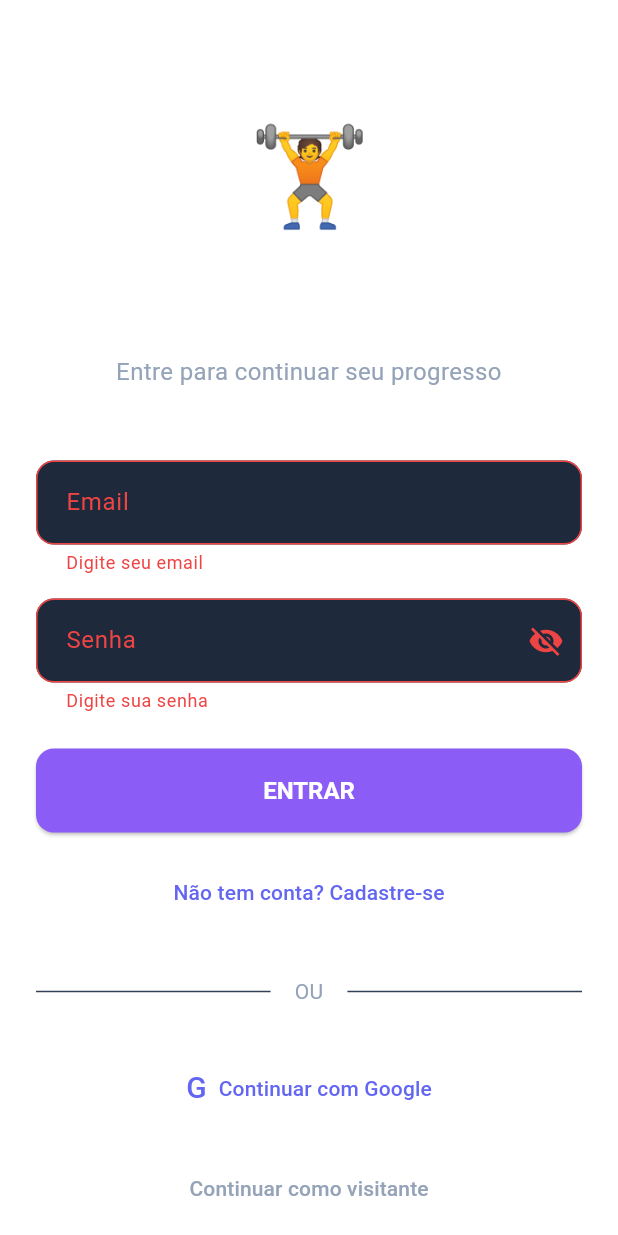
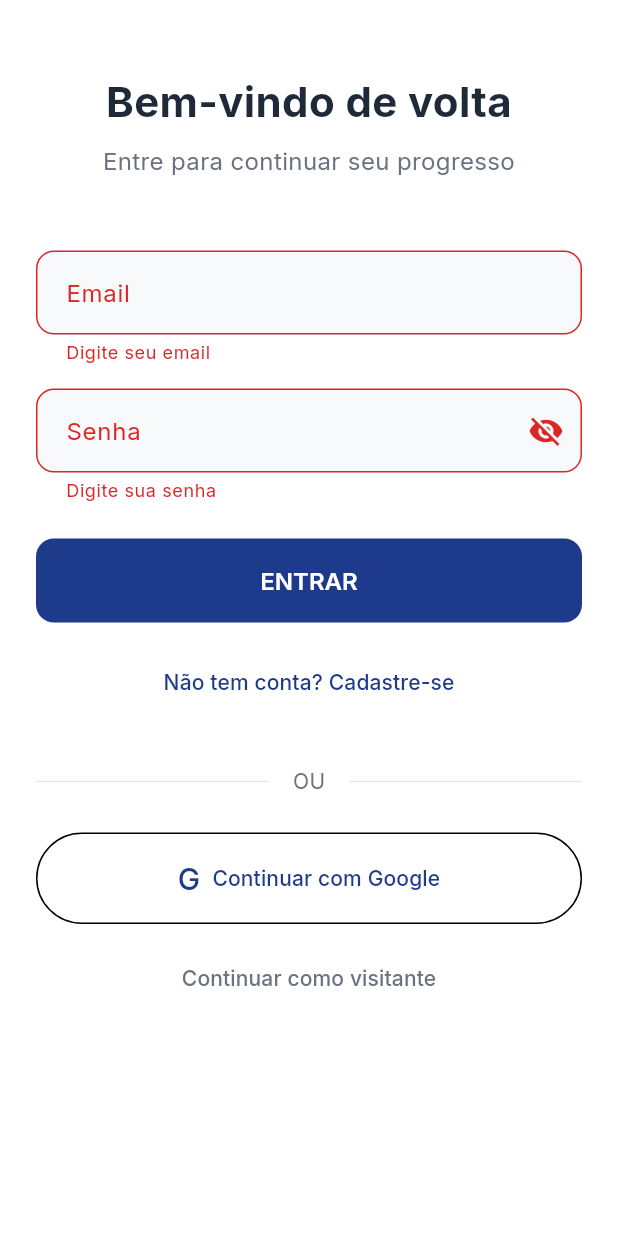
Before and after one commit to ifmtlucassena/gym_track, a Flutter app: the screen it shows after launch, after a tap on "ENTRAR", on a phone screen of 412 x 824 dp. Run offline on Flutter 3.47's test engine with Material 3 defaults, Android fonts, the phone set to English and light mode, and no system bars; our stand-ins replace cloud_firestore, firebase_auth, firebase_core, google_fonts, google_sign_in; accounts and stored records are empty.

Commit message:
Feat: Telas Inicias da Aplicação

```diff
--- a/lib/core/theme/app_colors.dart
+++ b/lib/core/theme/app_colors.dart
@@ -2,24 +2,34 @@
 
 class AppColors {
   // Cores primárias
-  static const Color primary = Color(0xFF6366F1);
-  static const Color secondary = Color(0xFF8B5CF6);
+  static const Color primary = Color(0xFF1E3A8A); // Azul escuro/petróleo
+  static const Color secondary = Color(0xFF3B82F6); // Azul médio (ao invés de laranja)
 
   // Cores de fundo
-  static const Color background = Color(0xFF0F172A);
-  static const Color surface = Color(0xFF1E293B);
+  static const Color background = Color(0xFFFFFFFF); // Branco
+  static const Color surface = Color(0xFFF8F9FA); // Cinza muito claro
+  static const Color surfaceDark = Color(0xFFE9ECEF); // Cinza claro
 
   // Cores de texto
-  static const Color textPrimary = Color(0xFFFFFFFF);
-  static const Color textSecondary = Color(0xFF94A3B8);
+  static const Color textPrimary = Color(0xFF1F2937); // Cinza escuro
+  static const Color textSecondary = Color(0xFF6B7280); // Cinza médio
 
   // Cores de estado
-  static const Color error = Color(0xFFEF4444);
-  static const Color success = Color(0xFF10B981);
+  static const Color error = Color(0xFFDC2626);
+  static const Color success = Color(0xFF059669);
   static const Color warning = Color(0xFFF59E0B);
 
   // Cores auxiliares
   static const Color white = Color(0xFFFFFFFF);
-  static const Color divider = Color(0xFF334155);
-  static const Color disabled = Color(0xFF475569);
+  static const Color black = Color(0xFF000000);
+  static const Color divider = Color(0xFFE5E7EB);
+  static const Color disabled = Color(0xFF9CA3AF);
+
+  // Variações da cor primária
+  static const Color primaryLight = Color(0xFF60A5FA);
+  static const Color primaryDark = Color(0xFF1E293B);
+
+  // Variações do azul secundário
+  static const Color secondaryLight = Color(0xFF60A5FA);
+  static const Color secondaryDark = Color(0xFF2563EB);
 }
--- a/lib/core/theme/app_theme.dart
+++ b/lib/core/theme/app_theme.dart
@@ -1,15 +1,17 @@
 import 'package:flutter/material.dart';
+import 'package:google_fonts/google_fonts.dart';
 import 'app_colors.dart';
 
 class AppTheme {
   static ThemeData get lightTheme {
     return ThemeData(
       useMaterial3: true,
-      brightness: Brightness.dark,
+      brightness: Brightness.light,
       primaryColor: AppColors.primary,
       scaffoldBackgroundColor: AppColors.background,
+      fontFamily: GoogleFonts.inter().fontFamily,
 
-      colorScheme: ColorScheme.dark(
+      colorScheme: ColorScheme.light(
         primary: AppColors.primary,
         secondary: AppColors.secondary,
         surface: AppColors.surface,
@@ -21,10 +23,11 @@
       ),
 
       appBarTheme: AppBarTheme(
-        backgroundColor: AppColors.background,
+        backgroundColor: AppColors.white,
         elevation: 0,
         centerTitle: true,
-        titleTextStyle: TextStyle(
+        surfaceTintColor: Colors.transparent,
+        titleTextStyle: GoogleFonts.inter(
           color: AppColors.textPrimary,
           fontSize: 20,
           fontWeight: FontWeight.bold,
@@ -34,13 +37,14 @@
 
       elevatedButtonTheme: ElevatedButtonThemeData(
         style: ElevatedButton.styleFrom(
-          backgroundColor: AppColors.secondary,
+          backgroundColor: AppColors.primary,
           foregroundColor: AppColors.white,
           padding: EdgeInsets.symmetric(horizontal: 32, vertical: 16),
+          elevation: 0,
           shape: RoundedRectangleBorder(
             borderRadius: BorderRadius.circular(12),
           ),
-          textStyle: TextStyle(
+          textStyle: GoogleFonts.inter(
             fontSize: 16,
             fontWeight: FontWeight.w600,
           ),
@@ -52,11 +56,11 @@
         fillColor: AppColors.surface,
         border: OutlineInputBorder(
           borderRadius: BorderRadius.circular(12),
-          borderSide: BorderSide.none,
+          borderSide: BorderSide(color: AppColors.divider),
         ),
         enabledBorder: OutlineInputBorder(
           borderRadius: BorderRadius.circular(12),
-          borderSide: BorderSide.none,
+          borderSide: BorderSide(color: AppColors.divider),
         ),
         focusedBorder: OutlineInputBorder(
           borderRadius: BorderRadius.circular(12),
@@ -67,14 +71,16 @@
           borderSide: BorderSide(color: AppColors.error, width: 1),
         ),
         contentPadding: EdgeInsets.symmetric(horizontal: 16, vertical: 16),
-        hintStyle: TextStyle(color: AppColors.textSecondary),
+        hintStyle: GoogleFonts.inter(color: AppColors.textSecondary),
       ),
 
       cardTheme: CardThemeData(
-        color: AppColors.surface,
-        elevation: 2,
+        color: AppColors.white,
+        elevation: 1,
+        shadowColor: AppColors.textPrimary.withOpacity(0.1),
         shape: RoundedRectangleBorder(
           borderRadius: BorderRadius.circular(12),
+          side: BorderSide(color: AppColors.divider, width: 1),
         ),
       ),
 
@@ -83,7 +89,8 @@
         thickness: 1,
       ),
 
-      textTheme: TextTheme(
+      textTheme: GoogleFonts.interTextTheme(
+        TextTheme(
           displayLarge: TextStyle(
             color: AppColors.textPrimary,
             fontSize: 32,
@@ -113,6 +120,7 @@
             fontSize: 14,
           ),
         ),
+      ),
     );
   }
 }
--- a/lib/views/auth_screen.dart
+++ b/lib/views/auth_screen.dart
@@ -106,15 +106,9 @@
             child: Column(
               crossAxisAlignment: CrossAxisAlignment.stretch,
               children: [
-                const SizedBox(height: 48),
-                const Text(
-                  '🏋️',
-                  style: TextStyle(fontSize: 64),
-                  textAlign: TextAlign.center,
-                ),
                 const SizedBox(height: 24),
                 Text(
-                  _isLoginMode ? 'Bem-vindo de volta!' : 'Criar conta',
+                  _isLoginMode ? 'Bem-vindo de volta' : 'Criar conta',
                   style: const TextStyle(
                     fontSize: 28,
                     fontWeight: FontWeight.bold,
--- a/lib/views/splash_screen.dart
+++ b/lib/views/splash_screen.dart
@@ -49,29 +49,32 @@
   @override
   Widget build(BuildContext context) {
     return Scaffold(
-      body: Container(
-        decoration: const BoxDecoration(
-          gradient: LinearGradient(
-            colors: [AppColors.primary, Color(0xFF0F172A)],
-            begin: Alignment.topCenter,
-            end: Alignment.bottomCenter,
-          ),
-        ),
-        child: const Center(
+      backgroundColor: AppColors.white,
+      body: Center(
         child: Column(
           mainAxisAlignment: MainAxisAlignment.center,
           children: [
-              Text(
-                '🏋️',
-                style: TextStyle(fontSize: 80),
+            // Logo placeholder com ícone
+            Container(
+              width: 100,
+              height: 100,
+              decoration: BoxDecoration(
+                color: AppColors.primary,
+                borderRadius: BorderRadius.circular(20),
               ),
-              SizedBox(height: 24),
+              child: Icon(
+                Icons.fitness_center,
+                size: 60,
+                color: AppColors.white,
+              ),
+            ),
+            SizedBox(height: 32),
             Text(
               'GymTrack',
               style: TextStyle(
-                  fontSize: 32,
+                fontSize: 36,
                 fontWeight: FontWeight.bold,
-                  color: Colors.white,
+                color: AppColors.primary,
               ),
             ),
             SizedBox(height: 12),
@@ -79,13 +82,14 @@
               'Sua evolução começa aqui',
               style: TextStyle(
                 fontSize: 16,
-                  color: Colors.white70,
+                color: AppColors.textSecondary,
               ),
             ),
             SizedBox(height: 48),
-              CircularProgressIndicator(color: Colors.white),
+            CircularProgressIndicator(
+              color: AppColors.primary,
+            ),
           ],
-          ),
         ),
       ),
     );
--- a/lib/widgets/app_button.dart
+++ b/lib/widgets/app_button.dart
@@ -41,7 +41,7 @@
     return ElevatedButton(
       onPressed: isLoading ? null : onPressed,
       style: ElevatedButton.styleFrom(
-        backgroundColor: backgroundColor ?? AppColors.secondary,
+        backgroundColor: backgroundColor ?? AppColors.primary,
         foregroundColor: textColor ?? AppColors.white,
         padding: const EdgeInsets.symmetric(vertical: 16),
         minimumSize: const Size(double.infinity, 56),
--- a/pubspec.yaml
+++ b/pubspec.yaml
@@ -49,6 +49,9 @@
 
   # State Management
   provider: ^6.1.2
+
+  # Fonts
+  google_fonts: ^6.2.1
 
   # The following adds the Cupertino Icons font to your application.
   # Use with the CupertinoIcons class for iOS style icons.
```
Also changed, not shown: lib/viewmodels/auth_viewmodel.dart (+40 -10 lines), lib/views/onboarding_screen.dart (+19 -9 lines), pubspec.lock, 1 other file. Lines whose indentation alone changed are shown as unchanged.
